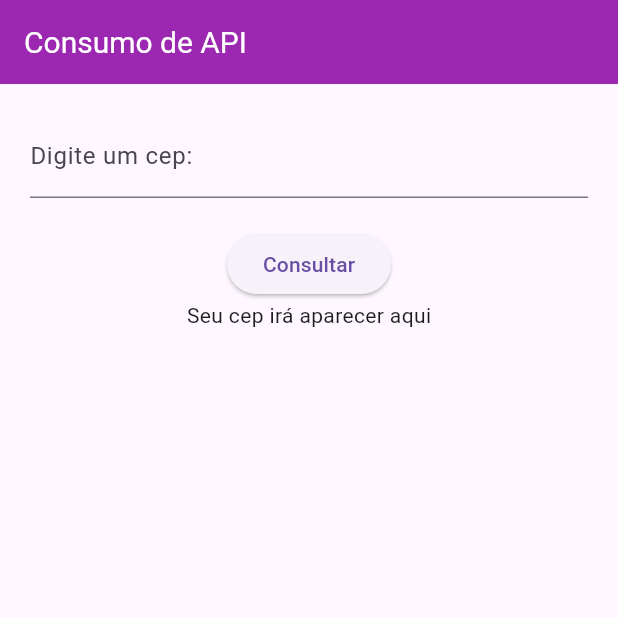
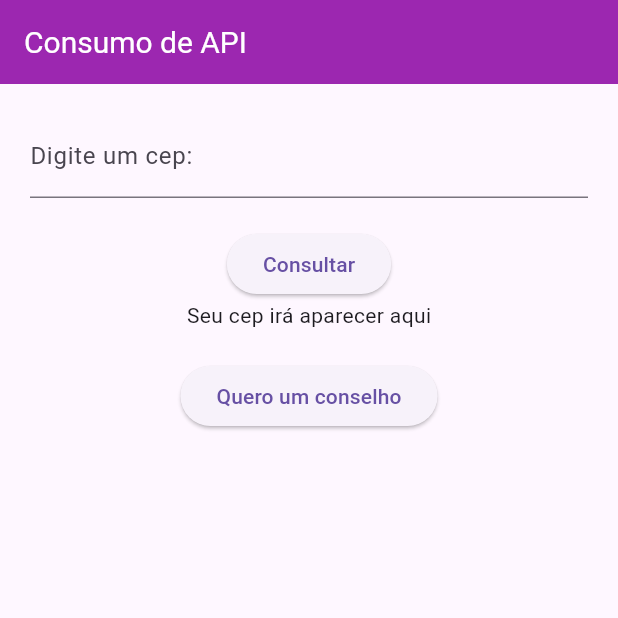
Before and after one commit to Julianacavalaro/cep_brasil, a Flutter app: the screen it shows after launch, on a phone screen of 412 x 824 dp, the top half of it. Run offline on Flutter 3.47's test engine with Material 3 defaults, Android fonts, the phone set to English and light mode, and no system bars.

Commit message:
Cria nova page

```diff
--- a/cep_brasil/lib/feature/presenter/page/home.dart
+++ b/cep_brasil/lib/feature/presenter/page/home.dart
@@ -18,6 +18,10 @@ class _HomeState extends State<Home> {
 
   String resultado = "Seu cep irá aparecer aqui";
   TextEditingController txtCep = TextEditingController();
+
+  void conselhoPage(){
+Navigator.of(context).pushNamed('/conselho-page');
+  }
 
   void buscaCep() async {
     String cep = txtCep.text;
@@ -55,6 +59,11 @@ class _HomeState extends State<Home> {
                 child: Text('Consultar'),
               ),
               Text(resultado),
+                            Container(height: 20),
+              ElevatedButton(
+                onPressed: conselhoPage,
+                child: Text('Quero um conselho'),
+              ),
             ],
           ),
         ),
```
Also changed, not shown: cep_brasil/lib/feature/presenter/page/conselho_page.dart (added, +11 -0 lines).
